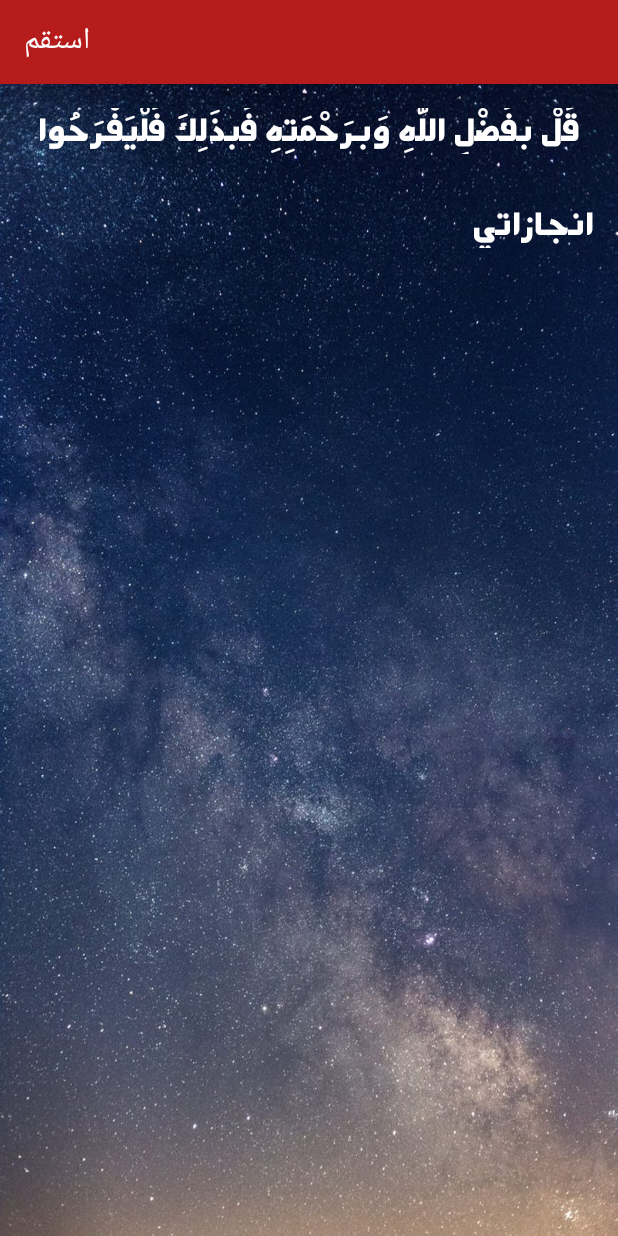
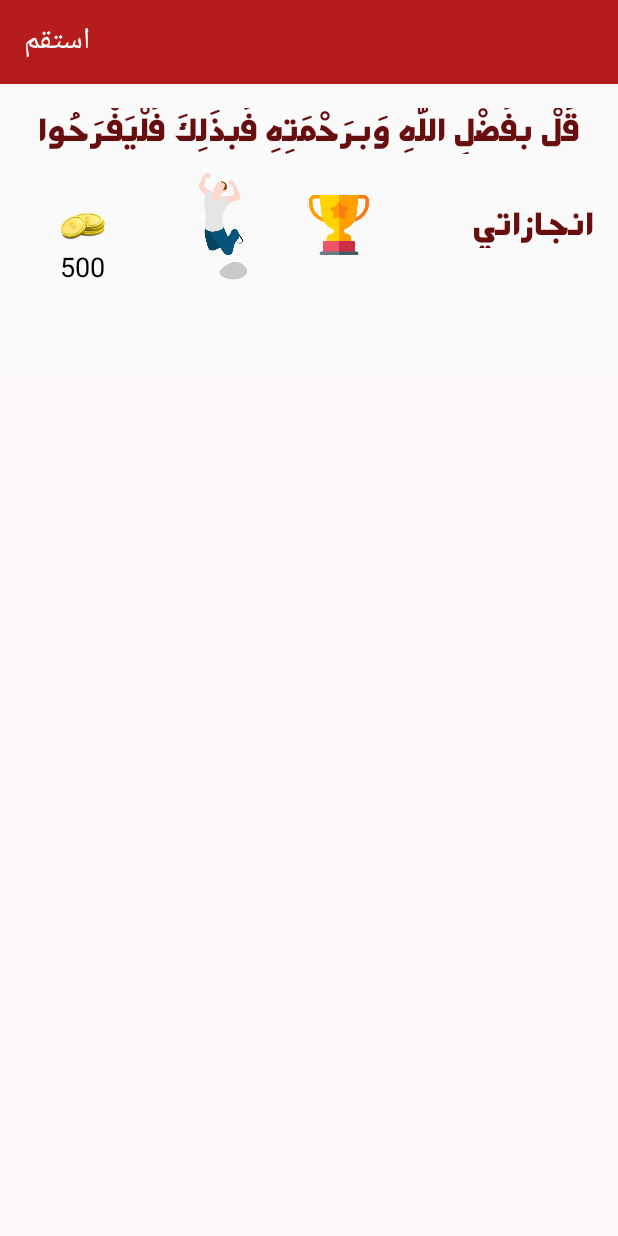
Before and after one commit to omarhatem97/Estakem, an Android app: the engazat screen opened directly, with no data from a screen before it, on a phone screen of 412 x 824 dp. Run offline under Robolectric (Android 15) with nearby library versions, the phone set to English and light mode, and no system bars.

Commit message:
redesign of engazaty

```diff
--- a/app/src/main/java/com/example/islamics/estakem/engazat.kt
+++ b/app/src/main/java/com/example/islamics/estakem/engazat.kt
@@ -71,12 +71,13 @@ class engazat : AppCompatActivity() {
 
                 val strs = m[k]?.split(",")?.toTypedArray()
 
-//                var rating = (strs?.get(3).toString() + "f").toFloat()
 
-                var thename:String = "أيام"
-                if(k == "صيام الخميس" || k== "صيام الاثنين" ||k == "صلاة الجمعة علي وقتها")
+                var tocheck = strs?.get(0).toString()
+                var thename= "أيام"
+                if(tocheck == "صيام الخميس" || tocheck== "صيام الاثنين" ||tocheck == "صلاة الجمعة علي وقتها") {
+
                     thename = "أسبوع"
-
+                }
                 mycards.add(dataHabits(strs?.get(0).toString(), R.drawable.red, R.drawable.yellow
                         , R.drawable.coin, strs?.get(1).toString(), strs?.get(2).toString(), strs?.get(3)?.toFloat()!!, true, thename))
             }
@@ -227,9 +228,12 @@ class engazat : AppCompatActivity() {
 
 //                var rating = (strs?.get(3).toString() + "f").toFloat()
 
-                var thename:String = "أيام"
-                if(k == "صيام الخميس" || k== "صيام الاثنين" ||k == "صلاة الجمعة علي وقتها")
+                var tocheck = strs?.get(0).toString()
+                var thename= "أيام"
+                if(tocheck == "صيام الخميس" || tocheck== "صيام الاثنين" ||tocheck == "صلاة الجمعة علي وقتها") {
+
                     thename = "أسبوع"
+                }
 
                 mycart.add(dataHabits(strs?.get(0).toString(), R.drawable.red, R.drawable.yellow
                         , R.drawable.coin, strs?.get(1).toString(), strs?.get(2).toString(), strs?.get(3)?.toFloat()!!, true, thename))
--- a/app/src/main/java/com/example/islamics/estakem/farayed.kt
+++ b/app/src/main/java/com/example/islamics/estakem/farayed.kt
@@ -27,10 +27,10 @@ class farayed : AppCompatActivity() {
             frayed.add(data_farayed("صيام رمضان", R.drawable.fanos, R.drawable.yellow, R.drawable.yellow))
             frayed.add(data_farayed("طلب العلم", R.drawable.book1, R.drawable.blue, R.drawable.blue))
             frayed.add(data_farayed("بر الوالدين", R.drawable.parent, R.drawable.pink, R.drawable.pink))
-            frayed.add(data_farayed("قراءة القرآن" , R.drawable.quran, R.drawable.green, R.drawable.green))
-            frayed.add(data_farayed("صلاة الجمعة علي وقتها", R.drawable.gomaa, R.drawable.green, R.drawable.green))
-            frayed.add(data_farayed("الزكاة" , R.drawable.zakah, R.drawable.red, R.drawable.red))
-            frayed.add(data_farayed("صلة الأرحام" , R.drawable.family, R.drawable.yellow, R.drawable.yellow))
+            frayed.add(data_farayed("قراءة القرآن" , R.drawable.quraan, R.drawable.yellow, R.drawable.yellow))
+            frayed.add(data_farayed("صلاة الجمعة علي وقتها", R.drawable.gomaa, R.drawable.blue, R.drawable.blue))
+            frayed.add(data_farayed("الزكاة" , R.drawable.zakat, R.drawable.green, R.drawable.green))
+            frayed.add(data_farayed("صلة الأرحام" , R.drawable.family, R.drawable.red, R.drawable.red))
             // end datafrayed
         }
         else if (elname == "nwafel")
--- a/app/src/main/res/layout/activity_engazat.xml
+++ b/app/src/main/res/layout/activity_engazat.xml
@@ -3,26 +3,67 @@
     xmlns:app="http://schemas.android.com/apk/res-auto"
     xmlns:tools="http://schemas.android.com/tools"
     android:layout_width="match_parent"
-    android:layout_height="match_parent"
-    android:background="@drawable/stars">
+    android:layout_height="match_parent">
 
     <Button
         android:id="@+id/deleteall_but"
         android:layout_width="87dp"
         android:layout_height="31dp"
 
-        android:layout_marginStart="16dp"
+        android:layout_marginTop="40dp"
+        android:layout_marginEnd="16dp"
         android:background="@drawable/buttonshape"
         android:text="مسح الكل"
         android:textAppearance="@style/TextAppearance.AppCompat.Body2"
         android:textColor="@android:color/background_light"
         android:textSize="14sp"
         android:textStyle="bold"
+        app:layout_constraintEnd_toEndOf="parent"
+        app:layout_constraintTop_toBottomOf="@+id/name2" />
+
+    <ImageView
+        android:id="@+id/imageView3"
+        android:layout_width="40dp"
+        android:layout_height="40dp"
+        android:layout_marginEnd="64dp"
         app:layout_constraintBottom_toBottomOf="@+id/name2"
         app:layout_constraintEnd_toStartOf="@+id/name2"
-        app:layout_constraintHorizontal_bias="0.0"
+        app:layout_constraintTop_toTopOf="@+id/name2"
+        app:srcCompat="@drawable/cup1" />
+
+    <ImageView
+        android:id="@+id/imageView5"
+        android:layout_width="80dp"
+        android:layout_height="80dp"
+        android:layout_marginEnd="16dp"
+        app:layout_constraintBottom_toBottomOf="@+id/imageView3"
+        app:layout_constraintEnd_toStartOf="@+id/imageView3"
+        app:layout_constraintTop_toTopOf="@+id/imageView3"
+        app:srcCompat="@drawable/happy" />
+
+    <ImageView
+        android:id="@+id/imageView7"
+        android:layout_width="30dp"
+        android:layout_height="30dp"
+        app:layout_constraintBottom_toBottomOf="@+id/imageView5"
+        app:layout_constraintEnd_toStartOf="@+id/imageView5"
         app:layout_constraintStart_toStartOf="parent"
-        app:layout_constraintTop_toTopOf="@+id/name2" />
+        app:layout_constraintTop_toTopOf="@+id/imageView5"
+        app:srcCompat="@drawable/coin" />
+
+    <TextView
+        android:id="@+id/name3"
+        android:layout_width="wrap_content"
+        android:layout_height="wrap_content"
+        android:layout_marginTop="16dp"
+        android:fontFamily="@font/mada_bold"
+        android:text="قُلْ بِفَضْلِ اللَّهِ وَبِرَحْمَتِهِ فَبِذَلِكَ فَلْيَفْرَحُوا"
+        android:textAlignment="center"
+        android:textColor="#680E0E"
+        android:textSize="24sp"
+        app:layout_constraintEnd_toEndOf="parent"
+        app:layout_constraintStart_toStartOf="parent"
+        app:layout_constraintTop_toTopOf="parent" />
 
     <TextView
         android:id="@+id/name2"
@@ -33,33 +74,32 @@
         android:fontFamily="@font/mada_bold"
         android:text="انجازاتي "
         android:textAlignment="center"
-        android:textColor="#ffffff"
+        android:textColor="#680E0E"
         android:textSize="24sp"
         app:layout_constraintEnd_toEndOf="parent"
         app:layout_constraintTop_toBottomOf="@+id/name3" />
 
     <TextView
-        android:id="@+id/name3"
+        android:id="@+id/total"
         android:layout_width="wrap_content"
         android:layout_height="wrap_content"
-        android:layout_marginTop="16dp"
-        android:fontFamily="@font/mada_bold"
-        android:text="قُلْ بِفَضْلِ اللَّهِ وَبِرَحْمَتِهِ فَبِذَلِكَ فَلْيَفْرَحُوا"
-        android:textAlignment="center"
-        android:textColor="#ffffff"
-        android:textSize="24sp"
-        app:layout_constraintEnd_toEndOf="parent"
-        app:layout_constraintStart_toStartOf="parent"
-        app:layout_constraintTop_toTopOf="parent" />
+        android:text="500"
+        android:textColor="#000000"
+        android:textSize="18sp"
+        app:layout_constraintBottom_toBottomOf="@+id/imageView5"
+        app:layout_constraintEnd_toEndOf="@+id/imageView7"
+        app:layout_constraintStart_toStartOf="@+id/imageView7"
+        app:layout_constraintTop_toBottomOf="@+id/imageView7" />
 
     <android.support.v7.widget.RecyclerView
         android:id="@+id/engazaty_recycler"
         android:layout_width="0dp"
         android:layout_height="0dp"
         android:layout_marginTop="16dp"
+        android:background="#FCF8F8"
         app:layout_constraintBottom_toBottomOf="parent"
         app:layout_constraintEnd_toEndOf="parent"
         app:layout_constraintHorizontal_bias="0.0"
         app:layout_constraintStart_toStartOf="parent"
-        app:layout_constraintTop_toBottomOf="@+id/name2" />
+        app:layout_constraintTop_toBottomOf="@+id/deleteall_but" />
 </android.support.constraint.ConstraintLayout>
--- a/app/src/main/res/layout/activity_review.xml
+++ b/app/src/main/res/layout/activity_review.xml
@@ -103,7 +103,7 @@
         android:layout_marginEnd="16dp"
         app:layout_constraintEnd_toEndOf="parent"
         app:layout_constraintTop_toBottomOf="@+id/myvalue"
-        app:srcCompat="@drawable/cup" />
+        app:srcCompat="@drawable/trophy" />
 
     <TextView
         android:id="@+id/myvalue"
--- a/app/src/main/res/layout/curr_habits.xml
+++ b/app/src/main/res/layout/curr_habits.xml
@@ -9,6 +9,7 @@
         android:layout_width="match_parent"
         android:layout_height="95dp"
         android:layout_marginTop="8dp"
+        app:cardBackgroundColor="#FFFFFF"
         app:layout_constraintEnd_toEndOf="parent"
         app:layout_constraintStart_toStartOf="parent"
         app:layout_constraintTop_toTopOf="parent">
```
Also changed, not shown: app/src/main/res/drawable/cup1.png (added), app/src/main/res/drawable/happy.png (added), app/src/main/res/drawable/quraan.png (added), app/src/main/res/drawable/trophy.png (added), app/src/main/res/drawable/zakat.png (added), 90 other files.
